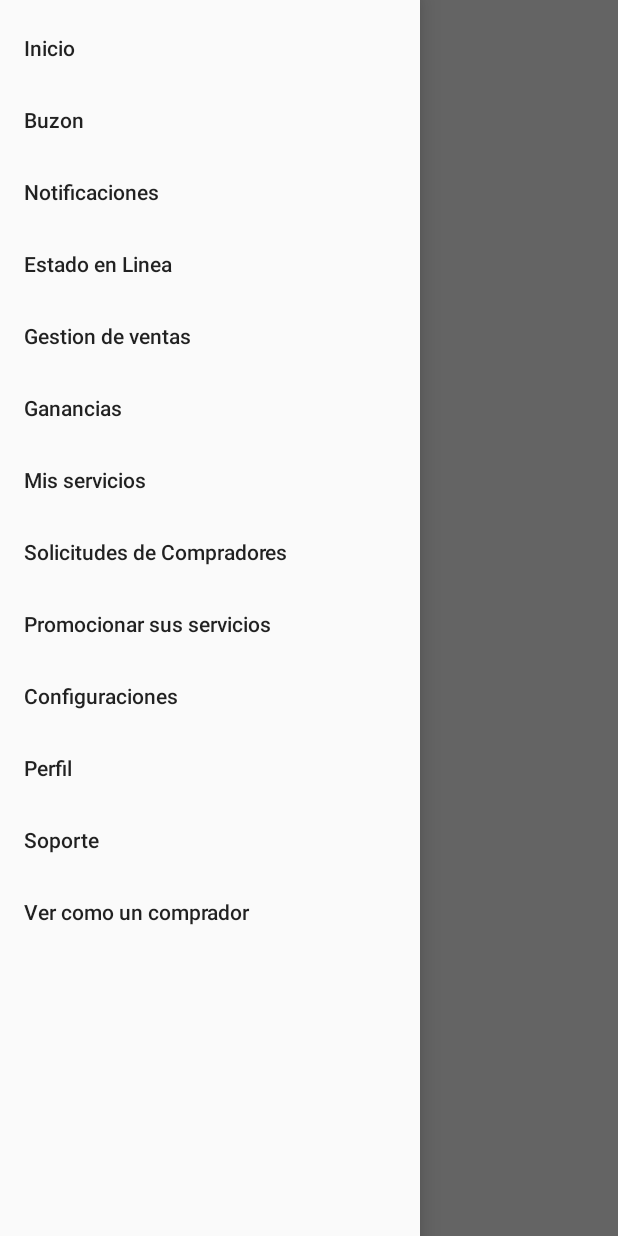
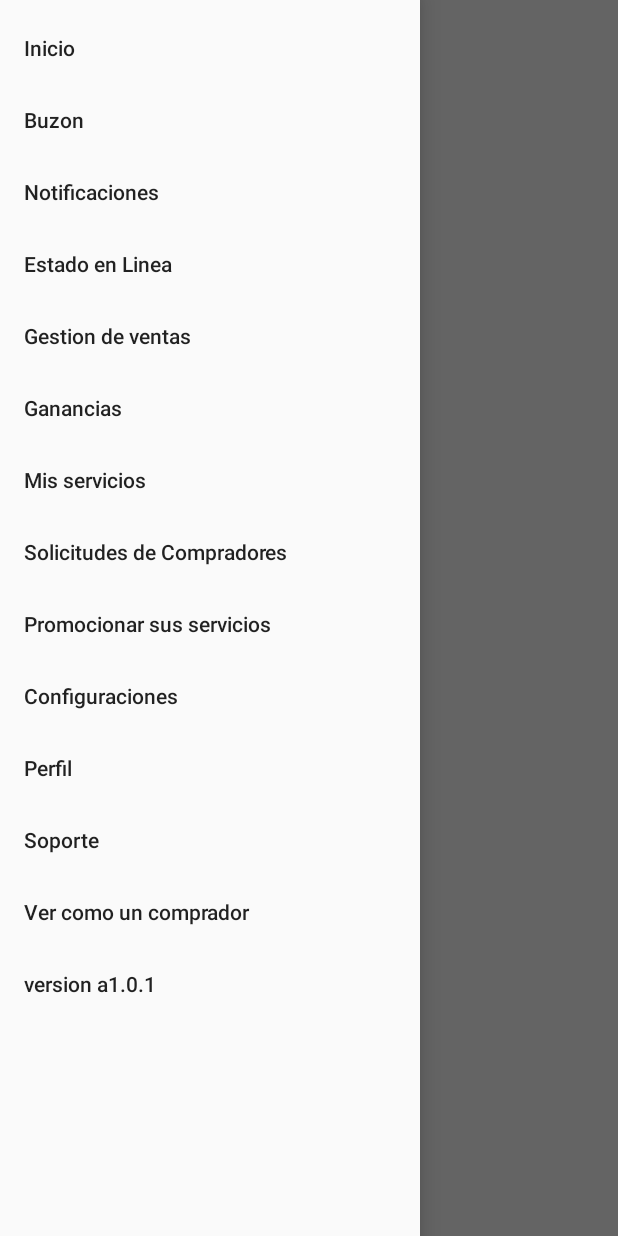
Before and after one commit to marwilc/myTrades, an Android app: the MainActivity screen opened directly, with no data from a screen before it, with the side drawer open, on a phone screen of 412 x 824 dp. Run offline under Robolectric (Android 15) with nearby library versions, the phone set to English and light mode, and no system bars.

Commit message:
actualizacion menor

```diff
--- a/MisTrueques/MisTrueques/app/build.gradle
+++ b/MisTrueques/MisTrueques/app/build.gradle
@@ -8,7 +8,7 @@ android {
         minSdkVersion 15
         targetSdkVersion 27
         versionCode 1
-        versionName "1.0"
+        versionName "a1.0.1"
         testInstrumentationRunner "android.support.test.runner.AndroidJUnitRunner"
     }
     buildTypes {
--- a/MisTrueques/MisTrueques/app/src/main/res/menu/navigation_menu.xml
+++ b/MisTrueques/MisTrueques/app/src/main/res/menu/navigation_menu.xml
@@ -96,5 +96,12 @@
 
     </item>
 
+    <item android:id="@+id/nav_version"
+        android:title="@string/version"
+        android:orderInCategory="113"
+        >
+
+</item>
+
 
 </menu>
--- a/MisTrueques/MisTrueques/app/src/main/res/values/strings.xml
+++ b/MisTrueques/MisTrueques/app/src/main/res/values/strings.xml
@@ -14,4 +14,5 @@
     <string name="profile">Perfil</string>
     <string name="support">Soporte</string>
     <string name="viewAsBuyer">Ver como un comprador</string>
+    <string name="version">version a1.0.1</string>
 </resources>
```
